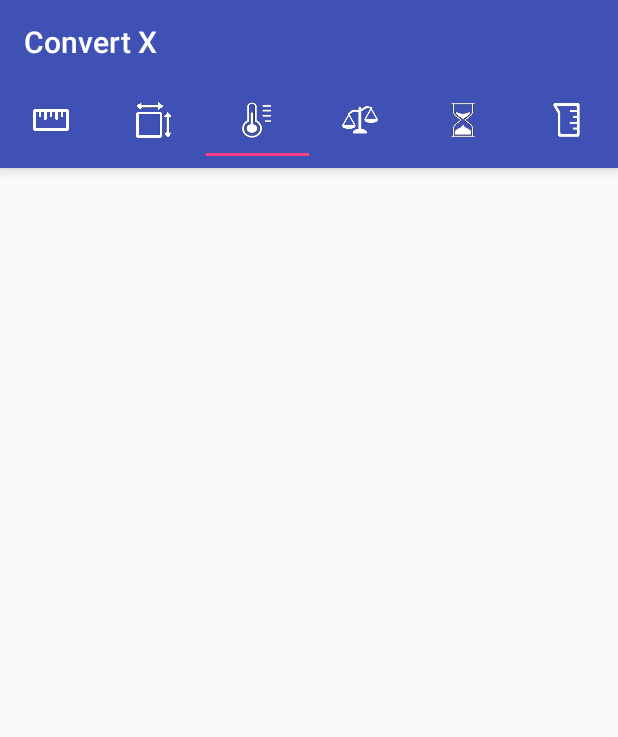
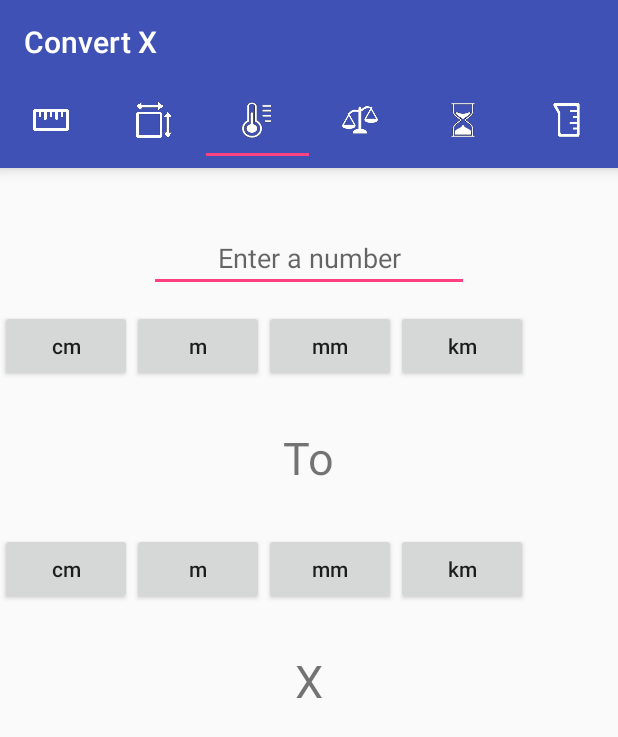
Before and after one commit to AmeyMhatre96/ConvertX, an Android app: the screen it shows after launch (MainActivity), tab 3 chosen, on a phone screen of 412 x 824 dp. Shown: the top 737 px of the screen. Run offline under Robolectric (Android 15) with nearby library versions, the phone set to English and light mode, and no system bars.

Commit message:
Merge branch 'master' of C:\Users\ameym\Documents\ConvertX with conflicts.

```diff
--- a/app/src/main/java/com/apptreak/convertx/Length.java
+++ b/app/src/main/java/com/apptreak/convertx/Length.java
@@ -1,114 +1,42 @@
 package com.apptreak.convertx;
 
+import android.content.Context;
 import android.os.Bundle;
 import android.support.annotation.Nullable;
 import android.support.v4.app.Fragment;
+import android.support.v7.widget.ButtonBarLayout;
 import android.view.LayoutInflater;
 import android.view.View;
 import android.view.ViewGroup;
+import android.view.inputmethod.InputMethodManager;
 import android.widget.Button;
-import android.widget.EditText;
-import android.widget.RelativeLayout;
-import android.widget.TextView;
 
-import java.math.RoundingMode;
+import static android.content.Context.INPUT_METHOD_SERVICE;
 
 
-public class Length extends Fragment implements View.OnClickListener {
-    private Button btnCm, btnM, btnMm, btnKm, btnCmOp, btnMop, btnMmOp, btnKmOp;
-    TextView inputUnit, output;
-    EditText txtInput;
-    RelativeLayout lengthLayout;
-    java.text.DecimalFormat df = new java.text.DecimalFormat("#.#####");
-    double inputNo;
-
+public class Length extends Fragment {
     @Nullable
     @Override
     public View onCreateView(LayoutInflater inflater, @Nullable ViewGroup container, @Nullable Bundle savedInstanceState) {
-        lengthLayout = (RelativeLayout) inflater.inflate(R.layout.length_layout, container, false);
-
-        btnCm = (Button) lengthLayout.findViewById(R.id.btnCm);
-        btnCmOp = (Button) lengthLayout.findViewById(R.id.btnCmOp);
-        btnM = (Button) lengthLayout.findViewById(R.id.btnM);
-        btnMop = (Button) lengthLayout.findViewById(R.id.btnMOp);
-        btnMm = (Button) lengthLayout.findViewById(R.id.btnMm);
-        btnMmOp = (Button) lengthLayout.findViewById(R.id.btnMmOp);
-        btnKm = (Button) lengthLayout.findViewById(R.id.btnKm);
-        btnKmOp = (Button) lengthLayout.findViewById(R.id.btnKmOp);
-
-        inputUnit = (TextView) lengthLayout.findViewById(R.id.inputUnit);
-        output = (TextView) lengthLayout.findViewById(R.id.txtOp);
-        txtInput = (EditText) lengthLayout.findViewById(R.id.txtInput);
+        View view = inflater.inflate(R.layout.length_layout,container,false);
 
 
-        btnCm.setOnClickListener(this);
-        btnCmOp.setOnClickListener(this);
-        btnM.setOnClickListener(this);
-        btnMop.setOnClickListener(this);
-        btnKm.setOnClickListener(this);
-        btnKmOp.setOnClickListener(this);
-        btnMm.setOnClickListener(this);
-        btnMmOp.setOnClickListener(this);
+        Button btn = (Button)view.findViewById(R.id.btnCm);
+        btn.setOnClickListener(new View.OnClickListener() {
+            @Override
+            public void onClick(View view) {
+                try  {
+                    InputMethodManager imm = (InputMethodManager)getActivity().getSystemService(INPUT_METHOD_SERVICE);
+                    imm.hideSoftInputFromWindow(getActivity().getCurrentFocus().getWindowToken(), 0);
+                } catch (Exception e) {
 
+                }
+            }
+        });
 
-        return lengthLayout;
+        return view;
+
     }
 
 
-    @Override
-    public void onClick(View v) {
-        df.setRoundingMode(RoundingMode.CEILING);
-        inputNo = Double.parseDouble(txtInput.getText().toString());
-        switch (v.getId()) {
-            case R.id.btnCm:
-                inputUnit.setText(R.string.btn_cm);
-                    if (output.getText().toString().endsWith("cm")){
-                        convertToCm();
-                    }
-                break;
-            case R.id.btnM:
-                inputUnit.setText(R.string.btn_m);
-                    if (output.getText().toString().endsWith("cm")){
-                        convertToCm();
-                    }
-                break;
-            case R.id.btnKm:
-                inputUnit.setText(R.string.btn_km);
-                if (output.getText().toString().endsWith("cm")){
-                    convertToCm();
-                }
-                break;
-            case R.id.btnMm:
-                inputUnit.setText(R.string.btn_mm);
-                if (output.getText().toString().endsWith("cm")){
-                    convertToCm();
-                }
-                break;
-            case R.id.btnCmOp:
-                convertToCm();
-                break;
-            case R.id.btnMmOp:
-
-                break;
-            case R.id.btnKmOp:
-
-                break;
-            case R.id.btnMOp:
-
-                break;
-
-        }
-    }
-
-    void convertToCm() {
-        if (inputUnit.getText().toString().equalsIgnoreCase("m")) {
-            output.setText(String.format("%s", df.format(inputNo * 100) + " cm"));
-        } else if (inputUnit.getText().toString().equalsIgnoreCase("mm")) {
-            output.setText(String.format("%s", df.format(inputNo / 10) + " cm"));
-        } else if (inputUnit.getText().toString().equalsIgnoreCase("km")) {
-            output.setText(String.format("%s", df.format(inputNo * 100000) + " cm"));
-        } else {
-            output.setText(String.format("%s", df.format(inputNo) + " cm"));
-        }
-    }
 }
--- a/app/src/main/res/layout/temp_layout.xml
+++ b/app/src/main/res/layout/temp_layout.xml
@@ -1,5 +1,123 @@
 <?xml version="1.0" encoding="utf-8"?>
 <RelativeLayout xmlns:android="http://schemas.android.com/apk/res/android"
-    android:layout_width="match_parent" android:layout_height="match_parent">
+    android:layout_width="match_parent"
+    android:layout_height="match_parent">
 
+    <EditText
+        android:id="@+id/txtInput"
+        android:layout_width="wrap_content"
+        android:layout_height="wrap_content"
+        android:layout_alignParentTop="true"
+        android:layout_centerHorizontal="true"
+        android:layout_marginTop="37dp"
+        android:ems="10"
+        android:hint="@string/eg_input"
+        android:inputType="numberDecimal"
+        android:textAlignment="center" />
+
+    <HorizontalScrollView
+        android:id="@+id/inputUnitsScroll"
+        android:layout_width="match_parent"
+        android:layout_height="wrap_content"
+        android:layout_below="@+id/txtInput"
+        android:layout_marginTop="12dp">
+
+        <LinearLayout
+            android:layout_width="wrap_content"
+            android:layout_height="wrap_content"
+            android:orientation="horizontal">
+
+            <Button
+                android:id="@+id/btnCm"
+                android:layout_width="wrap_content"
+                android:layout_height="wrap_content"
+                android:text="@string/btn_cm"
+                android:textAllCaps="false" />
+
+            <Button
+                android:id="@+id/btnM"
+                android:layout_width="wrap_content"
+                android:layout_height="wrap_content"
+                android:text="@string/btn_m"
+                android:textAllCaps="false" />
+
+            <Button
+                android:id="@+id/btnMm"
+                android:layout_width="wrap_content"
+                android:layout_height="wrap_content"
+                android:text="@string/btn_mm"
+                android:textAllCaps="false" />
+
+            <Button
+                android:id="@+id/btnKm"
+                android:layout_width="wrap_content"
+                android:layout_height="wrap_content"
+                android:text="@string/btn_km"
+                android:textAllCaps="false" />
+
+        </LinearLayout>
+    </HorizontalScrollView>
+
+    <TextView
+        android:id="@+id/txtTo"
+        android:layout_width="wrap_content"
+        android:layout_height="wrap_content"
+        android:layout_below="@+id/inputUnitsScroll"
+        android:layout_centerHorizontal="true"
+        android:layout_marginTop="30dp"
+        android:text="@string/txt_To"
+        android:textSize="30sp" />
+
+    <HorizontalScrollView
+        android:id="@+id/outputUnitsScroll"
+        android:layout_width="match_parent"
+        android:layout_height="wrap_content"
+        android:layout_below="@+id/txtTo"
+        android:layout_marginTop="30dp">
+
+        <LinearLayout
+            android:layout_width="wrap_content"
+            android:layout_height="wrap_content"
+            android:orientation="horizontal">
+
+            <Button
+                android:id="@+id/btnCmOp"
+                android:layout_width="wrap_content"
+                android:layout_height="wrap_content"
+                android:text="@string/btn_cm"
+                android:textAllCaps="false" />
+
+            <Button
+                android:id="@+id/btnMOp"
+                android:layout_width="wrap_content"
+                android:layout_height="wrap_content"
+                android:text="@string/btn_m"
+                android:textAllCaps="false" />
+
+            <Button
+                android:id="@+id/btnMmOp"
+                android:layout_width="wrap_content"
+                android:layout_height="wrap_content"
+                android:text="@string/btn_mm"
+                android:textAllCaps="false" />
+
+            <Button
+                android:id="@+id/btnKmOp"
+                android:layout_width="wrap_content"
+                android:layout_height="wrap_content"
+                android:text="@string/btn_km"
+                android:textAllCaps="false" />
+
+        </LinearLayout>
+    </HorizontalScrollView>
+
+    <TextView
+        android:id="@+id/textView2"
+        android:layout_width="wrap_content"
+        android:layout_height="wrap_content"
+        android:layout_below="@+id/outputUnitsScroll"
+        android:layout_centerHorizontal="true"
+        android:layout_marginTop="30dp"
+        android:text="@string/txt_default"
+        android:textSize="30sp" />
 </RelativeLayout>
```
